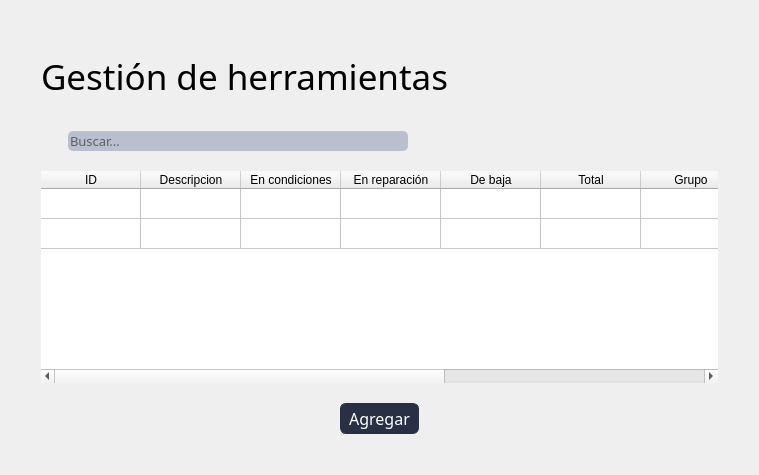
The window that blustock/uis/herramientas.ui (MaxAPBusiness/Blustock) describes before a commit, drawn with Qt 5.
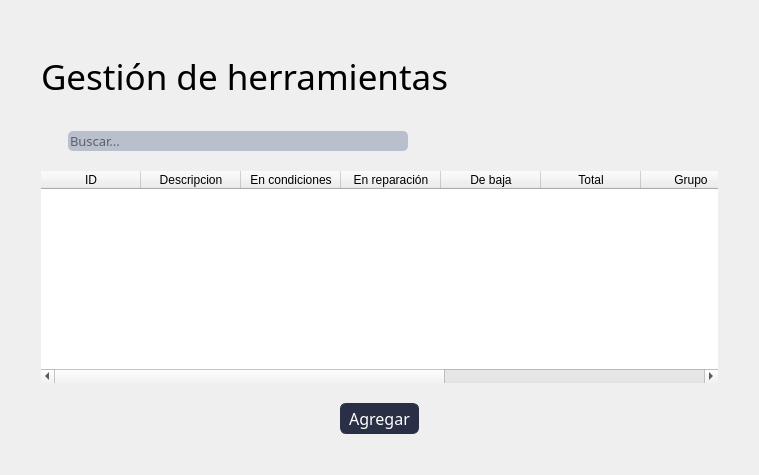
The same window after the commit. Icons and pictures are not drawn.

```diff
--- a/blustock/uis/herramientas.ui
+++ b/blustock/uis/herramientas.ui
@@ -277,16 +277,6 @@
        <attribute name="verticalHeaderCascadingSectionResizes">
         <bool>false</bool>
        </attribute>
-       <row>
-        <property name="text">
-         <string/>
-        </property>
-       </row>
-       <row>
-        <property name="text">
-         <string/>
-        </property>
-       </row>
        <column>
         <property name="text">
          <string>ID</string>
@@ -337,41 +327,6 @@
          <string>-</string>
         </property>
        </column>
-       <item row="0" column="1">
-        <property name="text">
-         <string/>
-        </property>
-       </item>
-       <item row="0" column="2">
-        <property name="text">
-         <string/>
-        </property>
-       </item>
-       <item row="0" column="3">
-        <property name="text">
-         <string/>
-        </property>
-       </item>
-       <item row="0" column="8">
-        <property name="text">
-         <string>Editar</string>
-        </property>
-       </item>
-       <item row="0" column="9">
-        <property name="text">
-         <string>Borrar</string>
-        </property>
-       </item>
-       <item row="1" column="8">
-        <property name="text">
-         <string>Editar</string>
-        </property>
-       </item>
-       <item row="1" column="9">
-        <property name="text">
-         <string>Borrar</string>
-        </property>
-       </item>
       </widget>
      </item>
      <item>
```
Left out of the diff: 3 changed lines with no effect on the pictures.
